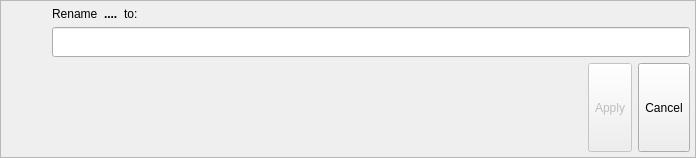
Before: the Qt Designer form libs/libgui/ui/widgets/objectrenamewidget.ui in pgmodeler/pgmodeler, drawn with Qt 5.
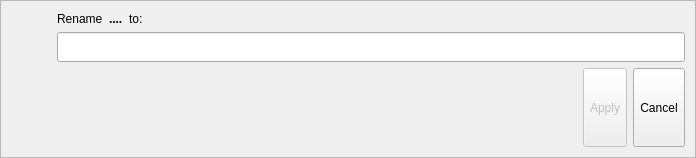
After: the same form once the commit is applied. Icons and pictures are not drawn.

```diff
--- a/libs/libgui/ui/widgets/objectrenamewidget.ui
+++ b/libs/libgui/ui/widgets/objectrenamewidget.ui
@@ -70,6 +70,9 @@
        <height>16777215</height>
       </size>
      </property>
+     <property name="autoFillBackground">
+      <bool>false</bool>
+     </property>
      <property name="frameShape">
       <enum>QFrame::StyledPanel</enum>
      </property>
@@ -78,16 +81,16 @@
      </property>
      <layout class="QGridLayout" name="gridLayout_3">
       <property name="leftMargin">
-       <number>5</number>
+       <number>10</number>
       </property>
       <property name="topMargin">
-       <number>5</number>
+       <number>10</number>
       </property>
       <property name="rightMargin">
-       <number>5</number>
+       <number>10</number>
       </property>
       <property name="bottomMargin">
-       <number>5</number>
+       <number>10</number>
       </property>
       <item row="0" column="0">
        <spacer name="horizontalSpacer">
```
